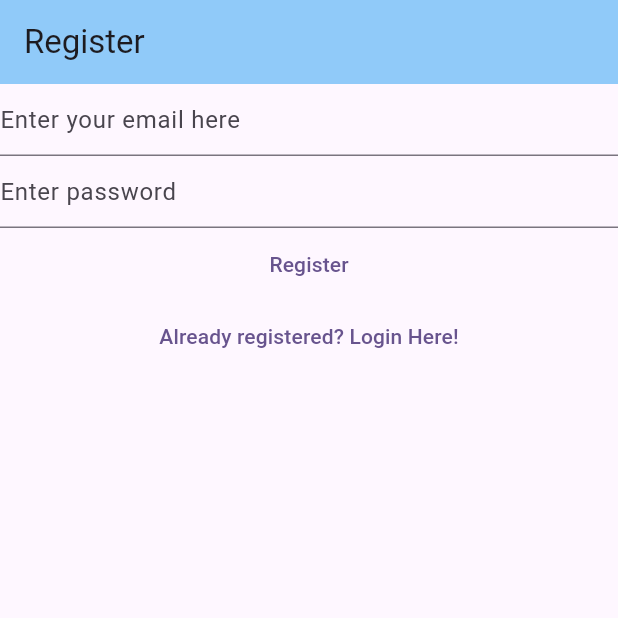
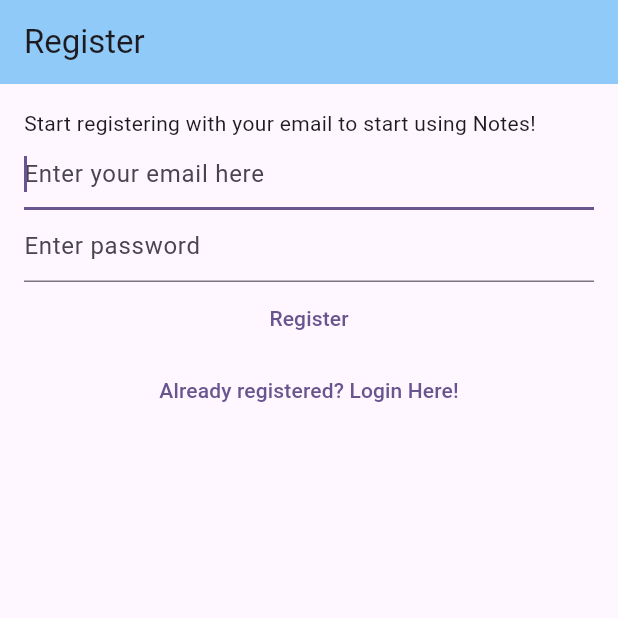
Before and after one commit to Anuj2189/Flutter_app_1, a Flutter app: the screen it shows after launch, after a tap on "Not Registered yet? Register Here!", on a phone screen of 412 x 824 dp, the top half of it. Run offline on Flutter 3.47's test engine with Material 3 defaults, Android fonts, the phone set to English and light mode, and no system bars; our stand-ins replace bloc, cloud_firestore, equatable, firebase_auth, firebase_core, flutter_bloc and 1 more; accounts and stored records are empty; generated files the repository leaves out were written again; network calls fail.

Commit message:
final commit

```diff
--- a/lib/auth/auth_service.dart
+++ b/lib/auth/auth_service.dart
@@ -27,4 +27,7 @@ factory AuthService.firebase() => AuthService(FirebaseAuthProvider());
 
   @override
   Future<void> initialize() => provider.initialize();
+
+  @override
+  Future<void> sendPasswordReset({required String toEmail}) => provider.sendPasswordReset(toEmail: toEmail);
 }
--- /dev/null
+++ b/lib/dialog/password_reset_email_dialog.dart
@@ -0,0 +1,10 @@
+import 'package:flutter/widgets.dart';
+import 'package:flutter_application_1/dialog/generic_dialog.dart';
+
+Future<void> showPasswordResetSentDialog(BuildContext context){
+return showGenericDialog<void>(context: context, title: 'Password Reset', content: 'We have now sent you a password reset link.Please check your email for more information', optionsBuilder:() => {'OK':null,} );
+
+
+
+
+}
--- a/lib/main.dart
+++ b/lib/main.dart
@@ -8,6 +8,7 @@ import 'package:flutter_application_1/auth/firebase_auth_provider.dart';
 import 'package:flutter_application_1/helpers/loading/loading_screen.dart';
 
 import 'package:flutter_application_1/routes.dart';
+import 'package:flutter_application_1/views/forgot_password_view.dart';
 
 import 'package:flutter_application_1/views/login_view.dart';
 import 'package:flutter_application_1/views/updated_notes_view.dart';
@@ -64,6 +65,9 @@ class HomePage extends StatelessWidget {
     }
     else if(state is AuthStateLoggedOut){
       return const LoginView();
+    }
+    else if(state is AuthStateForgotPassword){
+      return const ForgotPasswordView();
     } else if(state is AuthStateRegistering){
       return const RegisterView();
     }
--- a/lib/views/login_view.dart
+++ b/lib/views/login_view.dart
@@ -41,8 +41,6 @@ class _LoginViewState extends State<LoginView> {
     return BlocListener<AuthBloc, AuthState>(
       listener: (context, state) async {
         if (state is AuthStateLoggedOut) {
-
-
           if (state.exception is UserNotFoundAuthException) {
             await showErrorDialog(context, 'User not found');
           } else if (state.exception is WrongPasswordAuthException) {
@@ -57,8 +55,11 @@ class _LoginViewState extends State<LoginView> {
           title: const Text('Login'),
           backgroundColor: Colors.blue[200],
         ),
-        body: Column(
+        body: Padding(
+          padding: const EdgeInsets.all(16.0),
+          child: Column(
             children: [
+              const Text('Please log in with your account to start accessing your notes!'),
               TextField(
                 controller: _email,
                 enableSuggestions: false,
@@ -90,7 +91,15 @@ class _LoginViewState extends State<LoginView> {
                         );
                   },
                   child: const Text('Not Registered yet? Register Here!')),
+                   TextButton(
+                  onPressed: () {
+                    context.read<AuthBloc>().add(
+                          const AuthEventForgotPassword(),
+                        );
+                  },
+                  child: const Text('I forgot my password!  ')),
             ],
+          ),
         ),
       ),
     );
--- a/lib/views/register_view.dart
+++ b/lib/views/register_view.dart
@@ -56,12 +56,18 @@ class _RegisterViewState extends State<RegisterView> {
           title: const Text('Register'),
           backgroundColor: Colors.blue[200],
         ),
-        body: Column(
+        body: Padding(
+          padding: const EdgeInsets.all(16.0),
+          child: Column(
+            crossAxisAlignment: CrossAxisAlignment.start,
             children: [
+              const Text('Start registering with your email to start using Notes!'),
+
               TextField(
                 controller: _email,
                 enableSuggestions: false,
                 autocorrect: false,
+                autofocus: true,
                 decoration:
                     const InputDecoration(hintText: "Enter your email here"),
               ),
@@ -72,7 +78,10 @@ class _RegisterViewState extends State<RegisterView> {
                 autocorrect: false,
                 decoration: const InputDecoration(hintText: "Enter password"),
               ),
-            TextButton(
+
+              Center(
+                child: Column(
+                  children: [TextButton(
                   onPressed: () async {
                     final email = _email.text;
                     final password = _password.text;
@@ -88,8 +97,12 @@ class _RegisterViewState extends State<RegisterView> {
                                 const AuthEventLogOut(),
                               );
                         },
-                child: const Text('Already registered? Login Here!'))
+                        child: const Text('Already registered? Login Here!')),
                   ],
+                ),
+              )
+            ],
+          ),
         ),
       ),
     );
--- a/lib/views/verify_email_view.dart
+++ b/lib/views/verify_email_view.dart
@@ -14,6 +14,7 @@ class VerifyEmailView extends StatelessWidget {
     return Scaffold(
         appBar: AppBar(
           title: const Text('Home'),
+            backgroundColor: Colors.blue[200],
         ),
         body: Column(
           children: [
--- a/pubspec.yaml
+++ b/pubspec.yaml
@@ -44,6 +44,7 @@ dependencies:
   bloc: ^8.1.2
   flutter_bloc: ^8.1.3
   equatable: ^2.0.5
+  flutter_launcher_icons: ^0.13.1
 
 dev_dependencies:
   flutter_test:
```
Also changed, not shown: flutter_launcher_icons.yaml (added, +8 -0 lines), lib/auth/bloc/auth_bloc.dart (+21 -0 lines), lib/auth/firebase_auth_provider.dart (+20 -0 lines), lib/views/forgot_password_view.dart (added, +73 -0 lines), assets/icon/icon.png (added), pubspec.lock, 35 other files. Lines whose indentation alone changed are shown as unchanged.
